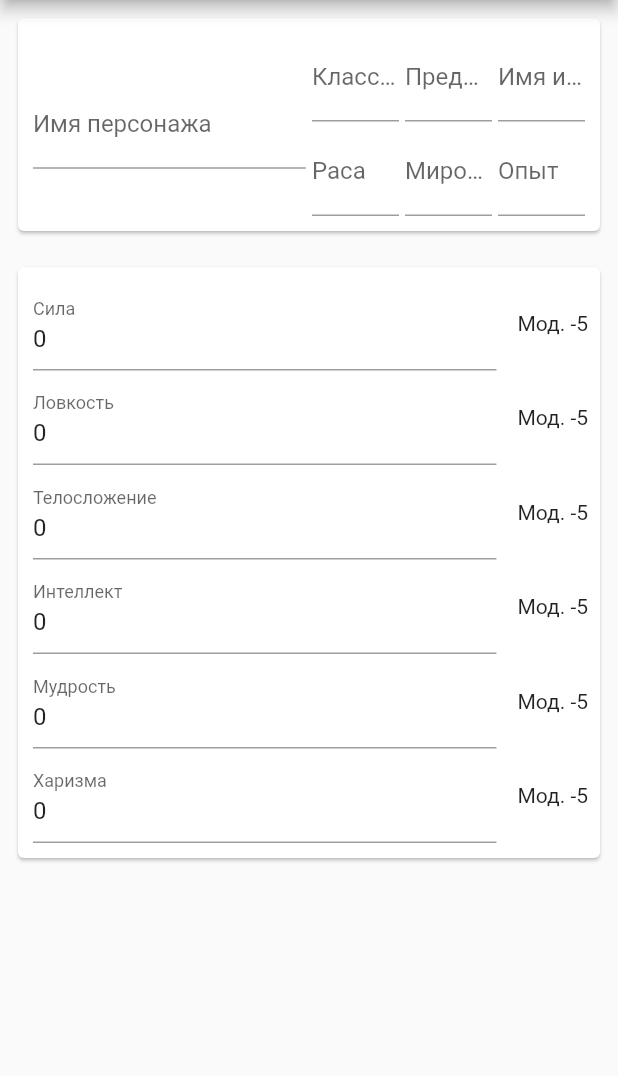
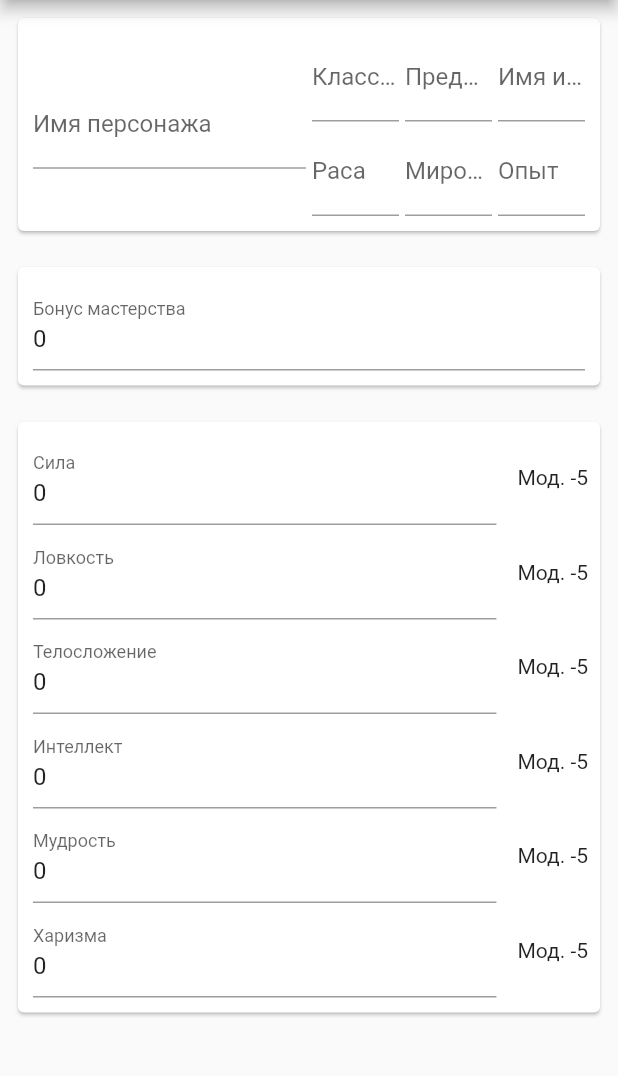
Before and after one commit to gudn/ddplayer, a Flutter app: the screen it shows after launch, on a phone screen of 412 x 824 dp, the part 84-1160 px from its top. Run offline on Flutter 3.47's test engine with Material 2 defaults, Android fonts, the light colour scheme and no system bars; our stand-ins replace bloc, flutter_bloc.

Commit message:
add master bonus field

```diff
--- a/lib/components/input.dart
+++ b/lib/components/input.dart
@@ -5,8 +5,9 @@ class Input<T> extends StatelessWidget {
   final String label;
   final DDCubit<T>? cubit;
   final TextEditingController? _controller;
+  final bool expanded;
 
-  Input(this.label, {this.cubit})
+  Input(this.label, {this.cubit, this.expanded = true})
       : _controller = (cubit != null
             ? TextEditingController(text: cubit.value.toString())
             : null) {
@@ -38,15 +39,15 @@ class Input<T> extends StatelessWidget {
         break;
     }
 
-    return Expanded(
-      child: Padding(
-        padding: const EdgeInsets.all(2.0),
-        child: TextField(
-          decoration: decoration,
-          keyboardType: keyboardType,
-          controller: _controller,
-        ),
+    final child = Padding(
+      padding: const EdgeInsets.all(2.0),
+      child: TextField(
+        decoration: decoration,
+        keyboardType: keyboardType,
+        controller: _controller,
       ),
     );
+    if (expanded) return Expanded(child: child);
+    return child;
   }
 }
--- a/lib/components/stats.dart
+++ b/lib/components/stats.dart
@@ -19,7 +19,7 @@ class StatInput extends StatelessWidget {
           padding: const EdgeInsets.fromLTRB(12.0, 0, 0, 4.0),
           child: BlocBuilder(
             bloc: cubit,
-            builder: (context, state) => Text('Мод. ${cubit.modifier}'),
+            builder: (context, _) => Text('Мод. ${cubit.modifier}'),
           ),
         )
       ],
@@ -30,7 +30,19 @@ class StatInput extends StatelessWidget {
 class Stats extends StatelessWidget {
   @override
   Widget build(BuildContext context) {
-    return Padding(
+    final masterBonus = Padding(
+      padding: const EdgeInsets.all(8.0),
+      child: Card(
+          child: Padding(
+        padding: const EdgeInsets.all(8.0),
+        child: Input(
+          'Бонус мастерства',
+          cubit: BlocProvider.of<MasterBonusCubit>(context),
+          expanded: false,
+        ),
+      )),
+    );
+    final stats = Padding(
       padding: const EdgeInsets.all(8.0),
       child: Card(
         child: Padding(
@@ -50,5 +62,7 @@ class Stats extends StatelessWidget {
         ),
       ),
     );
+
+    return Column(children: [masterBonus, stats]);
   }
 }
--- a/lib/cubits/stats.dart
+++ b/lib/cubits/stats.dart
@@ -31,3 +31,7 @@ class WisdomCubit extends StatCubit {
 class CharismaCubit extends StatCubit {
   CharismaCubit() : super('charisma');
 }
+
+class MasterBonusCubit extends StatCubit {
+  MasterBonusCubit() : super('masterBonus');
+}
--- a/lib/view/player_page.dart
+++ b/lib/view/player_page.dart
@@ -24,6 +24,7 @@ class PlayerPage extends StatelessWidget {
       BlocProvider(create: (BuildContext context) => IntelligenceCubit()),
       BlocProvider(create: (BuildContext context) => WisdomCubit()),
       BlocProvider(create: (BuildContext context) => CharismaCubit()),
+      BlocProvider(create: (BuildContext context) => MasterBonusCubit()),
     ], child: page);
   }
 }
```
